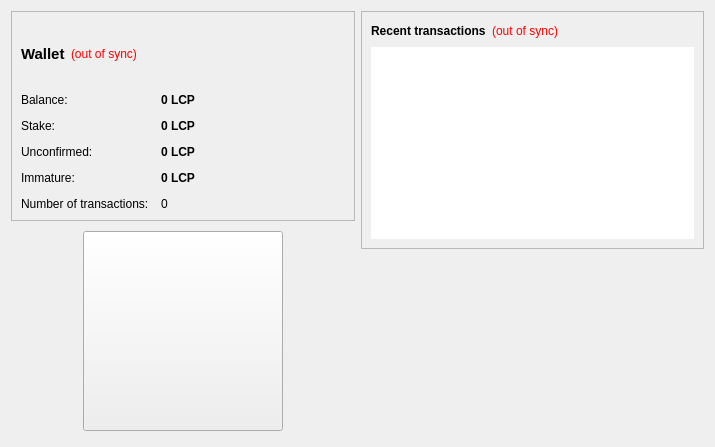
Qt form src/qt/forms/overviewpage.ui (Crypto-Currency/LitecoinPlus) before a commit.
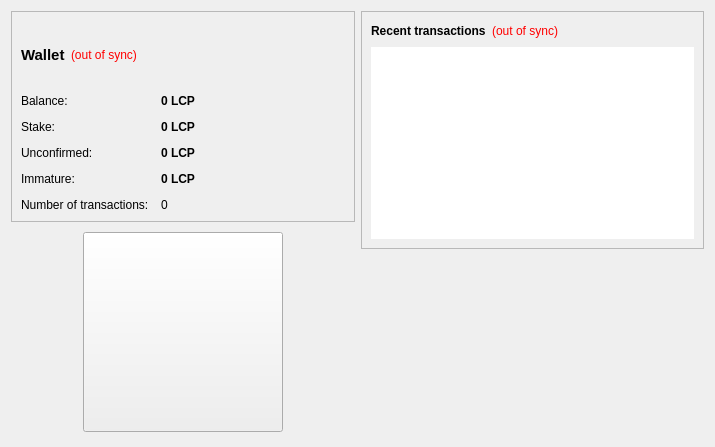
The same form after that commit. Icons and pictures are not drawn.

The edit to the form file:
```diff
--- a/src/qt/forms/overviewpage.ui
+++ b/src/qt/forms/overviewpage.ui
@@ -23,6 +23,18 @@
     <layout class="QVBoxLayout" name="verticalLayout_2">
      <item>
       <widget class="QFrame" name="frame">
+       <property name="minimumSize">
+        <size>
+         <width>0</width>
+         <height>211</height>
+        </size>
+       </property>
+       <property name="maximumSize">
+        <size>
+         <width>16777215</width>
+         <height>211</height>
+        </size>
+       </property>
        <property name="frameShape">
         <enum>QFrame::StyledPanel</enum>
        </property>
@@ -82,6 +94,9 @@
         </item>
         <item>
          <layout class="QFormLayout" name="formLayout_2">
+          <property name="sizeConstraint">
+           <enum>QLayout::SetFixedSize</enum>
+          </property>
           <property name="fieldGrowthPolicy">
            <enum>QFormLayout::AllNonFixedFieldsGrow</enum>
           </property>
```
Left out of the diff: 2 changed lines with no effect on the pictures.
